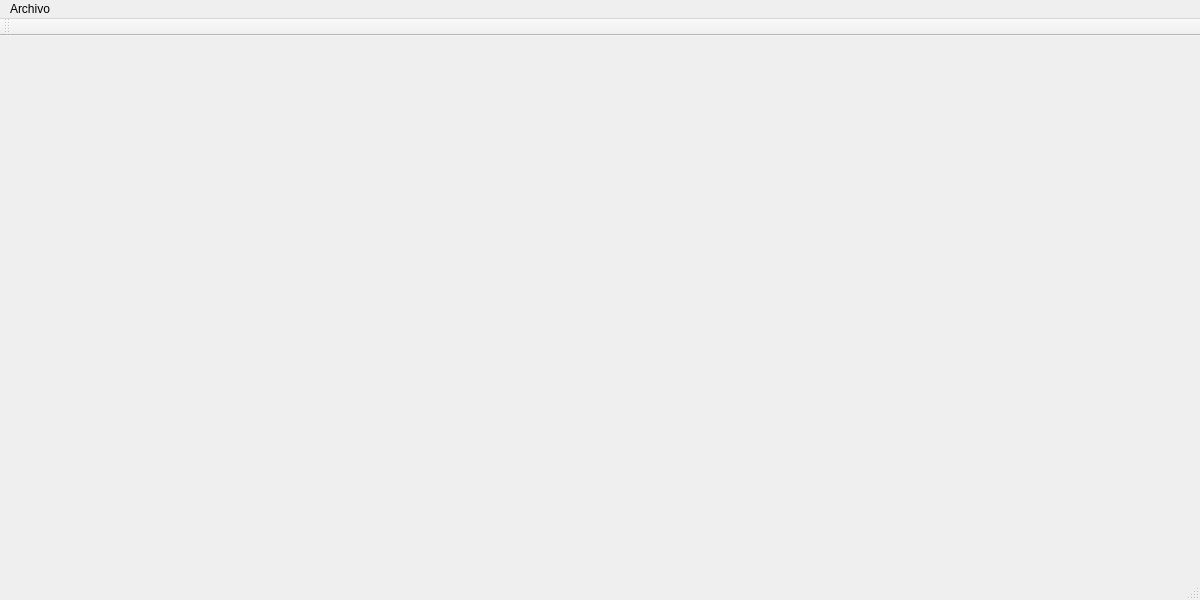
First picture: the form in mainwindow.ui, repository MacoChave/Practica1_SalesManager, before the edit.
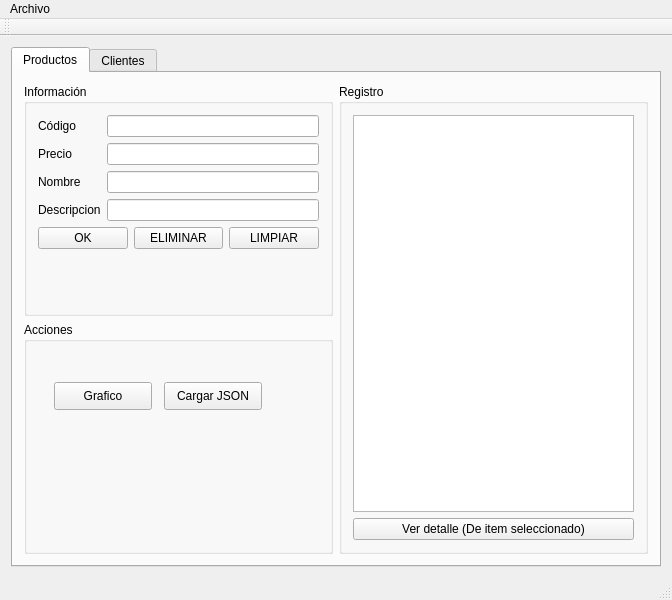
Second picture: the form after the edit.

Commit message: GUI modulo producto

The edit to the form file:
```diff
--- a/mainwindow.ui
+++ b/mainwindow.ui
@@ -6,7 +6,7 @@
    <rect>
     <x>0</x>
     <y>0</y>
-    <width>1200</width>
+    <width>672</width>
     <height>600</height>
    </rect>
   </property>
@@ -20,14 +20,166 @@
    <string>MainWindow</string>
   </property>
   <widget class="QWidget" name="centralWidget">
-   <layout class="QGridLayout" name="gridLayout"/>
+   <layout class="QGridLayout" name="gridLayout">
+    <item row="0" column="0">
+     <widget class="QTabWidget" name="tabWidget">
+      <property name="tabShape">
+       <enum>QTabWidget::Rounded</enum>
+      </property>
+      <property name="currentIndex">
+       <number>0</number>
+      </property>
+      <property name="elideMode">
+       <enum>Qt::ElideNone</enum>
+      </property>
+      <widget class="QWidget" name="tab_producto">
+       <attribute name="title">
+        <string>Productos</string>
+       </attribute>
+       <layout class="QGridLayout" name="gridLayout_3">
+        <item row="0" column="0">
+         <widget class="QGroupBox" name="grp_producto_Info">
+          <property name="title">
+           <string>Información</string>
+          </property>
+          <layout class="QFormLayout" name="formLayout">
+           <item row="0" column="0">
+            <widget class="QLabel" name="lbl_producto_codigo">
+             <property name="text">
+              <string>Código</string>
+             </property>
+            </widget>
+           </item>
+           <item row="0" column="1">
+            <widget class="QLineEdit" name="edt_producto_codigo"/>
+           </item>
+           <item row="1" column="0">
+            <widget class="QLabel" name="lbl_producto_precio">
+             <property name="text">
+              <string>Precio</string>
+             </property>
+            </widget>
+           </item>
+           <item row="1" column="1">
+            <widget class="QLineEdit" name="edt_producto_precio"/>
+           </item>
+           <item row="2" column="0">
+            <widget class="QLabel" name="lbl_producto_nombre">
+             <property name="text">
+              <string>Nombre</string>
+             </property>
+            </widget>
+           </item>
+           <item row="2" column="1">
+            <widget class="QLineEdit" name="edt_producto_nombre"/>
+           </item>
+           <item row="3" column="0">
+            <widget class="QLabel" name="lbl_producto_descripcion">
+             <property name="text">
+              <string>Descripcion</string>
+             </property>
+            </widget>
+           </item>
+           <item row="4" column="0" colspan="2">
+            <layout class="QHBoxLayout" name="horizontalLayout">
+             <item>
+              <widget class="QPushButton" name="btn_producto_agregar">
+               <property name="text">
+                <string>OK</string>
+               </property>
+              </widget>
+             </item>
+             <item>
+              <widget class="QPushButton" name="btn_producto_eliminar">
+               <property name="text">
+                <string>ELIMINAR</string>
+               </property>
+              </widget>
+             </item>
+             <item>
+              <widget class="QPushButton" name="btn_producto_limpiar">
+               <property name="text">
+                <string>LIMPIAR</string>
+               </property>
+              </widget>
+             </item>
+            </layout>
+           </item>
+           <item row="3" column="1">
+            <widget class="QLineEdit" name="lineEdit"/>
+           </item>
+          </layout>
+         </widget>
+        </item>
+        <item row="0" column="1" rowspan="2">
+         <widget class="QGroupBox" name="grp_producto_registro">
+          <property name="title">
+           <string>Registro</string>
+          </property>
+          <layout class="QGridLayout" name="gridLayout_2">
+           <item row="0" column="0">
+            <widget class="QListView" name="list_producto_registro"/>
+           </item>
+           <item row="1" column="0">
+            <widget class="QPushButton" name="btn_producto_detalle">
+             <property name="text">
+              <string>Ver detalle (De item seleccionado)</string>
+             </property>
+            </widget>
+           </item>
+          </layout>
+         </widget>
+        </item>
+        <item row="1" column="0">
+         <widget class="QGroupBox" name="grp_producto_accion">
+          <property name="title">
+           <string>Acciones</string>
+          </property>
+          <widget class="QPushButton" name="btn_producto_grafico">
+           <property name="geometry">
+            <rect>
+             <x>30</x>
+             <y>60</y>
+             <width>98</width>
+             <height>28</height>
+            </rect>
+           </property>
+           <property name="text">
+            <string>Grafico</string>
+           </property>
+          </widget>
+          <widget class="QPushButton" name="btn_producto_carga">
+           <property name="geometry">
+            <rect>
+             <x>140</x>
+             <y>60</y>
+             <width>98</width>
+             <height>28</height>
+            </rect>
+           </property>
+           <property name="text">
+            <string>Cargar JSON</string>
+           </property>
+          </widget>
+         </widget>
+        </item>
+       </layout>
+      </widget>
+      <widget class="QWidget" name="tab_cliente">
+       <attribute name="title">
+        <string>Clientes</string>
+       </attribute>
+      </widget>
+     </widget>
+    </item>
+   </layout>
   </widget>
   <widget class="QMenuBar" name="menuBar">
    <property name="geometry">
     <rect>
      <x>0</x>
      <y>0</y>
-     <width>1200</width>
+     <width>672</width>
      <height>25</height>
     </rect>
    </property>
```
The commit also changes 3 other files.
